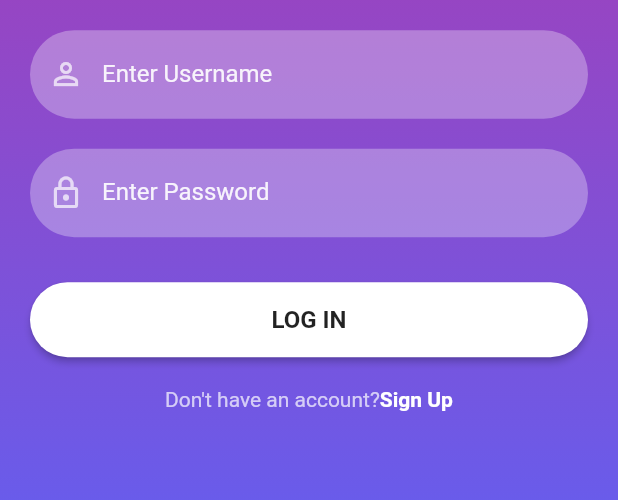
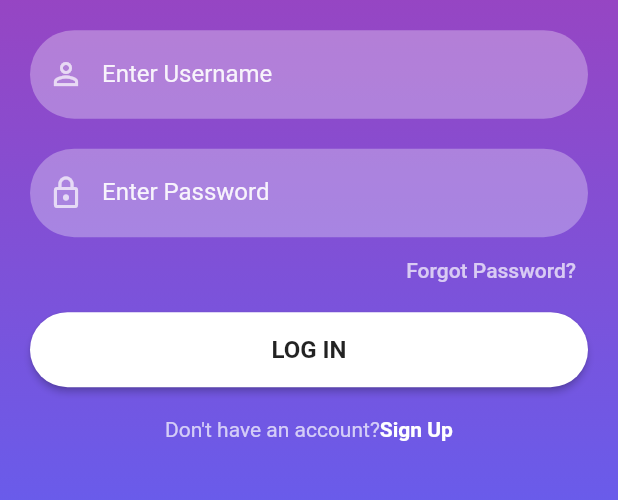
Before and after one commit to thenext10legend/firebase_authentication, a Flutter app: the SignIn screen opened by its route, on a phone screen of 412 x 824 dp, the part 607-1107 px from its top. Run offline on Flutter 3.47's test engine with Material 2 defaults, Android fonts, the phone set to English and light mode, and no system bars; our stand-ins replace firebase_auth, firebase_core; accounts and stored records are empty.

Commit message:
forgot_password_ui

```diff
--- a/lib/screens/signIn.dart
+++ b/lib/screens/signIn.dart
@@ -47,8 +47,9 @@ class _SignInState extends State<SignIn> {
                 reusableTextField("Enter Password", Icons.lock_outline, true,
                     _passwordTextController),
                 const SizedBox(
-                  height: 20,
+                  height: 5,
                 ),
+                forgetPassword(context),
                 signInSignUpButton(context, true, () {
                   FirebaseAuth.instance
                       .signInWithEmailAndPassword(
@@ -90,4 +91,20 @@ class _SignInState extends State<SignIn> {
       ],
     );
   }
+
+  Widget forgetPassword(BuildContext) {
+    return Container(
+      width: MediaQuery.of(context).size.width,
+      height: 35,
+      alignment: Alignment.bottomRight,
+      child: TextButton(
+        onPressed: () {},
+        child: Text(
+          "Forgot Password?",
+          style: TextStyle(color: Colors.white70),
+          textAlign: TextAlign.center,
+        ),
+      ),
+    );
+  }
 }
```
